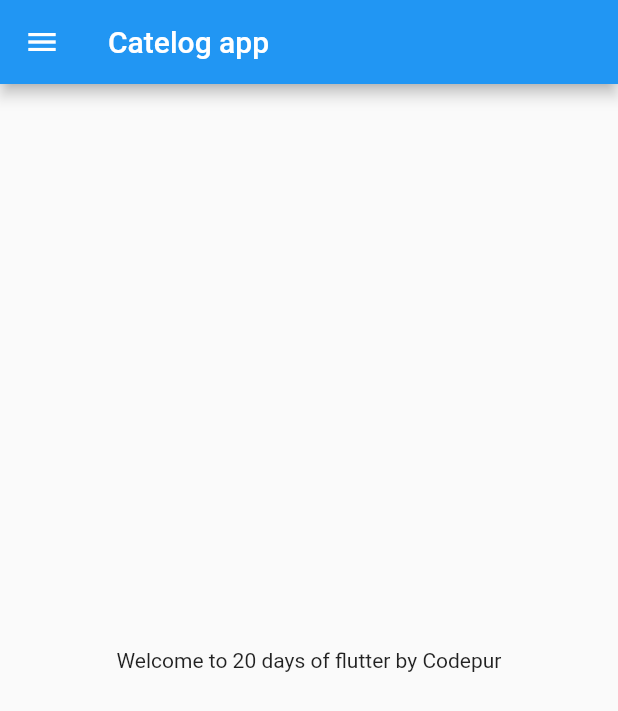
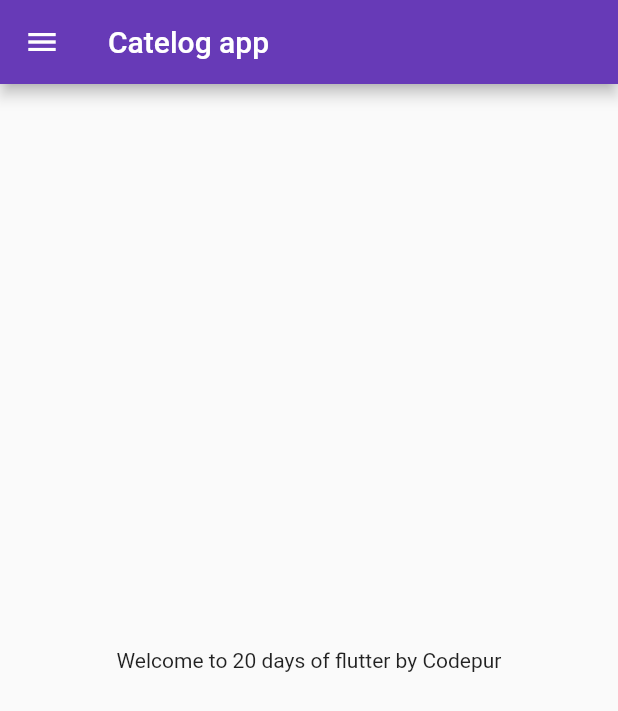
Before and after one commit to Jemish6354/30DaysOfFlutter, a Flutter app: the screen it shows after launch, on a phone screen of 412 x 824 dp. Shown: the top 711 px of the screen. Run offline on Flutter 3.47's test engine with Material 2 defaults, Android fonts, the phone set to English and light mode, and no system bars.

Commit message:
day3 completed

```diff
--- a/lib/main.dart
+++ b/lib/main.dart
@@ -1,16 +1,24 @@
 import 'package:flutter/material.dart';
-import 'package:my_first_project/home_page.dart';
+import 'package:my_first_project/Pages/home_page.dart';
+import 'package:my_first_project/Pages/login_page.dart';
 
 void main() {
   runApp(MyApp());
 }
 
 class MyApp extends StatelessWidget {
-
   @override
   Widget build(BuildContext context) {
     return MaterialApp(
-      home: HomePage(),
+      themeMode: ThemeMode.light,
+      theme: ThemeData(primarySwatch: Colors.deepPurple),
+      darkTheme: ThemeData(brightness: Brightness.dark),
+      initialRoute: "/home",
+      routes: {
+        "/": (context) => LoginPage(),
+        "/home": (context) => HomePage(),
+        "/login": (context) => LoginPage()
+      },
     );
   }
 }
```
Also changed, not shown: lib/Pages/login_page.dart (added, +17 -0 lines), lib/Pages/home_page.dart (renamed from lib/home_page.dart).
